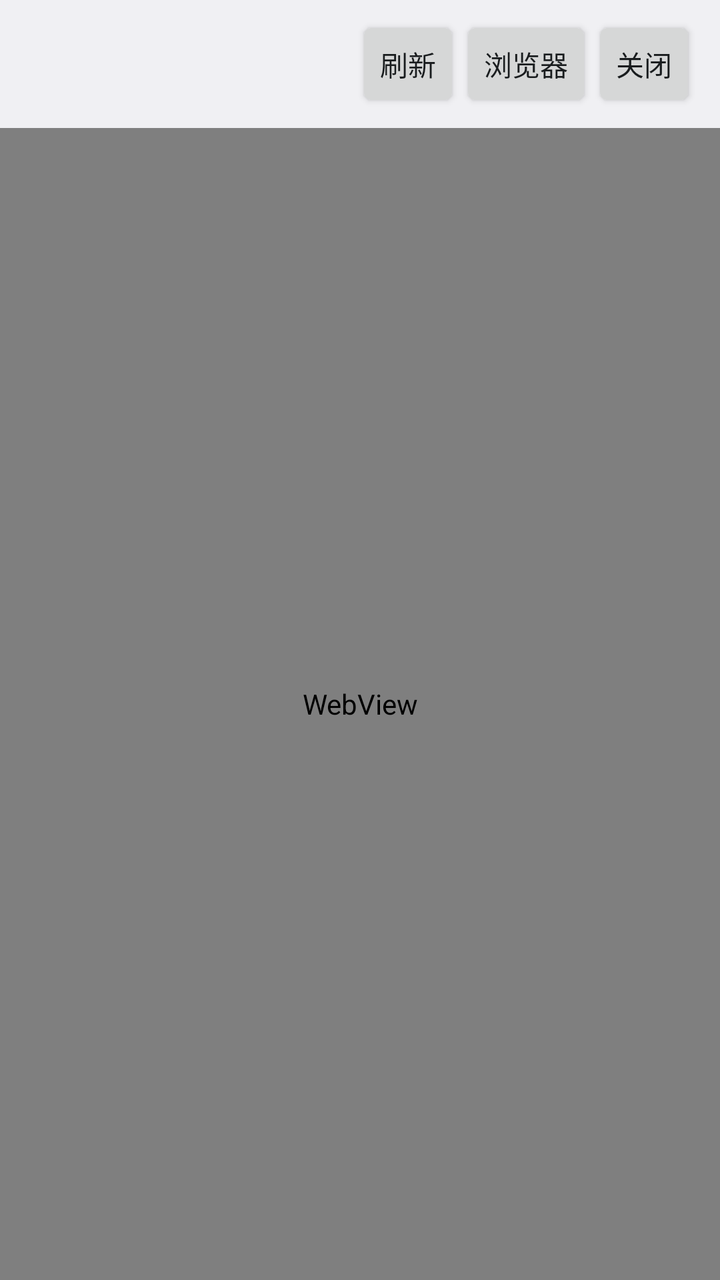
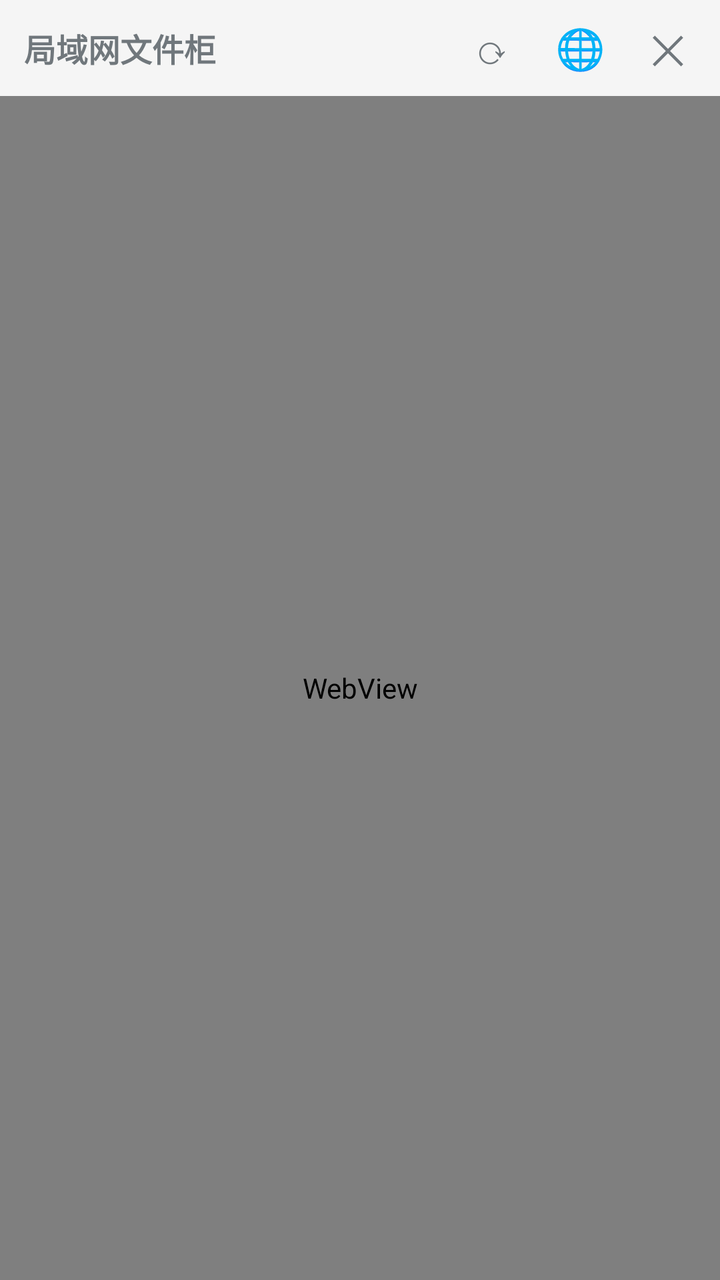

Two renders of the same Android screen: before a commit and after it. Below are the layout's source before the change and the commit's diff.
<!-- AndroidManifest.xml: application theme android:Theme.DeviceDefault.Light -->
<!-- res/layout/activity_web.xml -->
<?xml version="1.0" encoding="utf-8"?>
<LinearLayout xmlns:android="http://schemas.android.com/apk/res/android"
    android:layout_width="match_parent"
    android:layout_height="match_parent"
    android:orientation="vertical">

  <LinearLayout
      android:layout_width="match_parent"
      android:layout_height="wrap_content"
      android:gravity="center_vertical"
      android:orientation="horizontal"
      android:paddingStart="12dp"
      android:paddingTop="8dp"
      android:paddingEnd="12dp"
      android:paddingBottom="8dp">

    <TextView
        android:id="@+id/web_title"
        android:layout_width="0dp"
        android:layout_height="wrap_content"
        android:layout_weight="1"
        android:ellipsize="end"
        android:maxLines="1"
        android:textSize="16sp"
        android:textStyle="bold" />

    <Button
        android:id="@+id/web_reload"
        style="?android:attr/buttonStyleSmall"
        android:layout_width="wrap_content"
        android:layout_height="wrap_content"
        android:text="@string/web_reload" />

    <Button
        android:id="@+id/web_external"
        style="?android:attr/buttonStyleSmall"
        android:layout_width="wrap_content"
        android:layout_height="wrap_content"
        android:text="@string/web_external" />

    <Button
        android:id="@+id/web_close"
        style="?android:attr/buttonStyleSmall"
        android:layout_width="wrap_content"
        android:layout_height="wrap_content"
        android:text="@string/web_close" />
  </LinearLayout>

  <WebView
      android:id="@+id/web_view"
      android:layout_width="match_parent"
      android:layout_height="0dp"
      android:layout_weight="1" />
</LinearLayout>
<!-- resources referenced by this layout -->
<resources>
  <string name="web_close">关闭</string>
  <string name="web_external">浏览器</string>
  <string name="web_reload">刷新</string>
</resources>

<!-- the commit's change to res/layout/activity_web.xml (unified diff, before → after) -->
@@ -7,43 +7,62 @@
   <LinearLayout
       android:layout_width="match_parent"
       android:layout_height="wrap_content"
+      android:background="#F5F5F5"
       android:gravity="center_vertical"
       android:orientation="horizontal"
       android:paddingStart="12dp"
-      android:paddingTop="8dp"
-      android:paddingEnd="12dp"
-      android:paddingBottom="8dp">
+      android:paddingTop="2dp"
+      android:paddingEnd="4dp"
+      android:paddingBottom="2dp">
 
     <TextView
         android:id="@+id/web_title"
-        android:layout_width="0dp"
+        android:layout_width="wrap_content"
         android:layout_height="wrap_content"
-        android:layout_weight="1"
-        android:ellipsize="end"
         android:maxLines="1"
+        android:text="@string/app_name"
         android:textSize="16sp"
         android:textStyle="bold" />
 
-    <Button
+    <TextView
+        android:id="@+id/web_address"
+        android:layout_width="0dp"
+        android:layout_height="wrap_content"
+        android:layout_marginStart="8dp"
+        android:layout_weight="1"
+        android:ellipsize="middle"
+        android:maxLines="1"
+        android:textSize="12sp" />
+
+    <TextView
         android:id="@+id/web_reload"
-        style="?android:attr/buttonStyleSmall"
-        android:layout_width="wrap_content"
-        android:layout_height="wrap_content"
-        android:text="@string/web_reload" />
+        android:layout_width="44dp"
+        android:layout_height="44dp"
+        android:background="?android:attr/selectableItemBackgroundBorderless"
+        android:contentDescription="@string/web_reload"
+        android:gravity="center"
+        android:text="@string/web_reload_glyph"
+        android:textSize="20sp" />
 
-    <Button
+    <TextView
         android:id="@+id/web_external"
-        style="?android:attr/buttonStyleSmall"
-        android:layout_width="wrap_content"
-        android:layout_height="wrap_content"
-        android:text="@string/web_external" />
+        android:layout_width="44dp"
+        android:layout_height="44dp"
+        android:background="?android:attr/selectableItemBackgroundBorderless"
+        android:contentDescription="@string/web_external"
+        android:gravity="center"
+        android:text="@string/web_external_glyph"
+        android:textSize="20sp" />
 
-    <Button
+    <TextView
         android:id="@+id/web_close"
-        style="?android:attr/buttonStyleSmall"
-        android:layout_width="wrap_content"
-        android:layout_height="wrap_content"
-        android:text="@string/web_close" />
+        android:layout_width="44dp"
+        android:layout_height="44dp"
+        android:background="?android:attr/selectableItemBackgroundBorderless"
+        android:contentDescription="@string/web_close"
+        android:gravity="center"
+        android:text="@string/web_close_glyph"
+        android:textSize="20sp" />
   </LinearLayout>
 
   <WebView
<!-- resource entries referenced after the edit -->
@@ -1,7 +1,11 @@
 <!-- resources referenced by this layout -->
 <resources>
+  <string name="app_name">局域网文件柜</string>
   <string name="web_close">关闭</string>
-  <string name="web_external">浏览器</string>
+  <string name="web_close_glyph">✕</string>
+  <string name="web_external">用系统浏览器打开</string>
+  <string name="web_external_glyph">🌐</string>
   <string name="web_reload">刷新</string>
+  <string name="web_reload_glyph">⟳</string>
 </resources>
 
